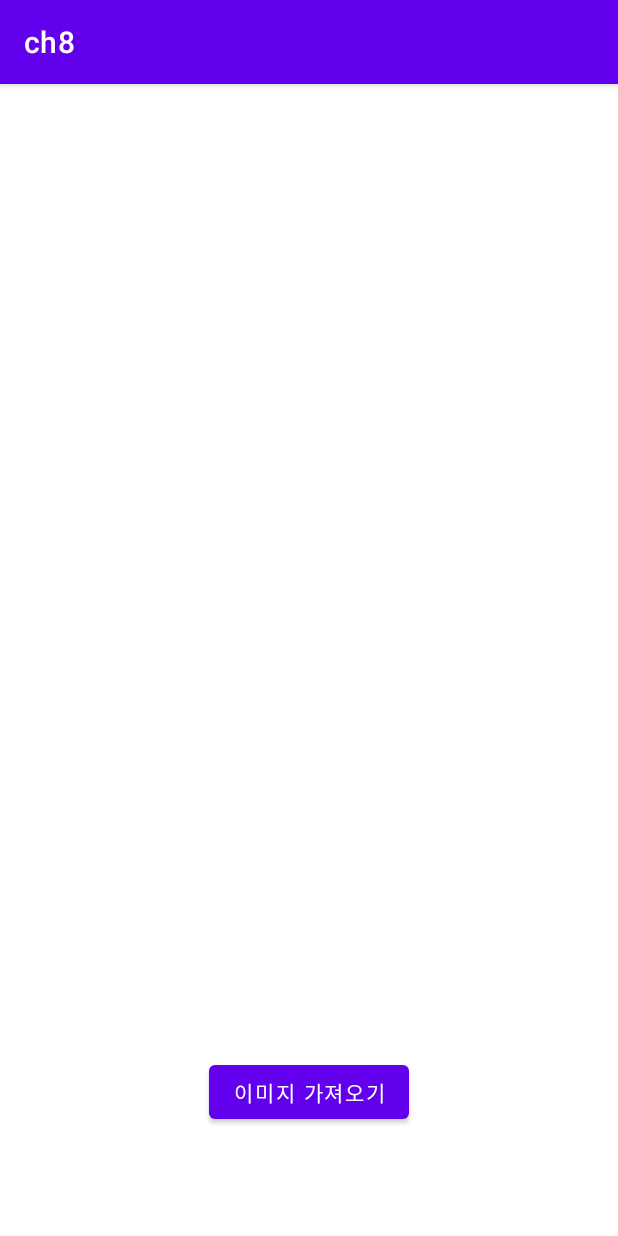
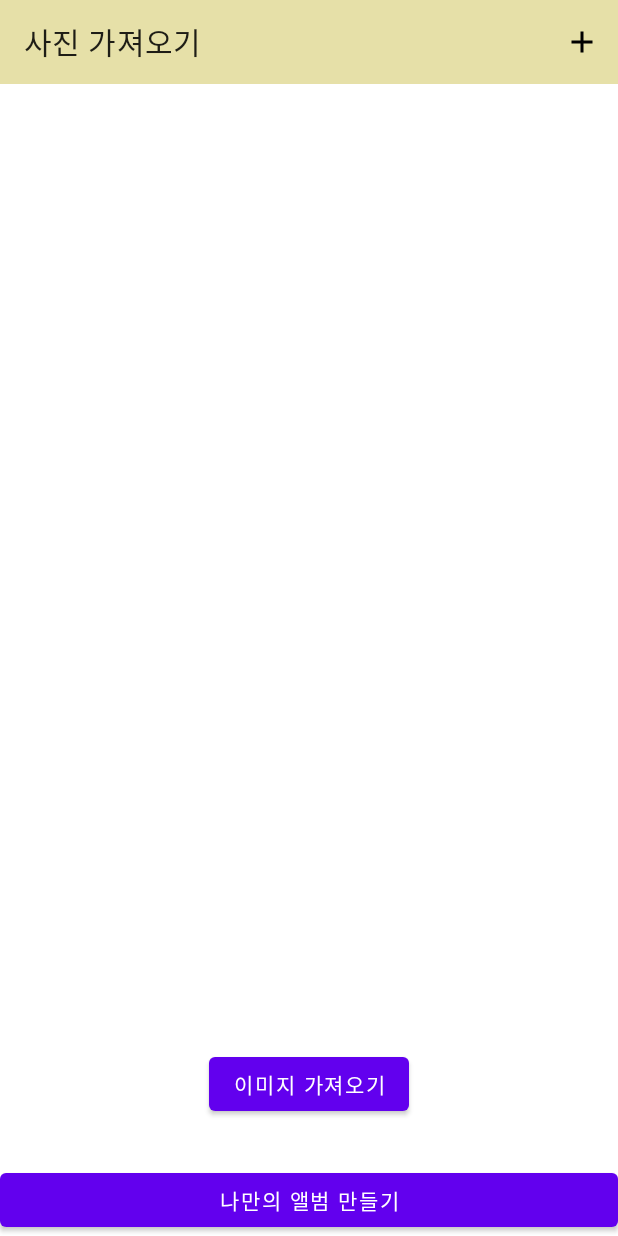
Before and after one commit to hyo37009/androidFE, an Android app: the screen it shows after launch (MainActivity), on a phone screen of 412 x 824 dp. Run offline under Robolectric (Android 15) with nearby library versions, the phone set to English and light mode, and no system bars.

Commit message:
230730 fin

```diff
--- a/ch8/app/src/main/AndroidManifest.xml
+++ b/ch8/app/src/main/AndroidManifest.xml
@@ -2,7 +2,8 @@
 <manifest xmlns:android="http://schemas.android.com/apk/res/android"
     xmlns:tools="http://schemas.android.com/tools">
 
-    <uses-permission android:name="android.permission.READ_EXTERNAL_STORAGE"/>
+    <uses-permission android:name="android.permission.READ_EXTERNAL_STORAGE" />
+
     <application
         android:allowBackup="true"
         android:dataExtractionRules="@xml/data_extraction_rules"
@@ -12,6 +13,9 @@
         android:supportsRtl="true"
         android:theme="@style/Theme.Ch8"
         tools:targetApi="31">
+        <activity
+            android:name=".FrameActivity"
+            android:exported="false" />
         <activity
             android:name=".MainActivity"
             android:exported="true">
--- a/ch8/app/src/main/java/com/example/ch8/MainActivity.kt
+++ b/ch8/app/src/main/java/com/example/ch8/MainActivity.kt
@@ -14,6 +14,9 @@ import androidx.core.app.ActivityCompat
 import androidx.core.content.ContextCompat
 import androidx.recyclerview.widget.GridLayoutManager
 import com.example.ch8.databinding.ActivityMainBinding
+import android.content.Intent
+import android.view.Menu
+import android.view.MenuItem
 
 class MainActivity : AppCompatActivity() {
     private val imageLoadLauncher = registerForActivityResult(ActivityResultContracts.GetMultipleContents()){uriList ->
@@ -26,10 +29,45 @@ class MainActivity : AppCompatActivity() {
         binding = ActivityMainBinding.inflate(layoutInflater)
         setContentView(binding.root)
 
+        binding.toolbar.apply {
+            title = "사진 가져오기"
+            setSupportActionBar(this)
+        }
+
         binding.loadImageButton.setOnClickListener {
             checkPermission()
         }
+        binding.navigateFrameActivityButton.setOnClickListener {
+            navigateToFrameActivity()
+        }
+
         initRecyclerView()
+    }
+
+    override fun onCreateOptionsMenu(menu: Menu?): Boolean {
+        menuInflater.inflate(R.menu.main_menu, menu)
+        return true
+    }
+
+    override fun onOptionsItemSelected(item: MenuItem): Boolean {
+        return when(item.itemId){
+            R.id.action_add -> {
+                checkPermission()
+                true
+            }
+            else -> {
+                super.onOptionsItemSelected(item)
+            }
+        }
+
+    }
+
+    private fun navigateToFrameActivity(){
+        val images = imageAdapter.currentList.filterIsInstance<ImageItems.Image>().map { it.uri.toString() }.toTypedArray()
+        val intent = Intent(this, FrameActivity::class.java)
+            .putExtra("images", images)
+        startActivity(intent)
+
     }
 
     private fun initRecyclerView(){
--- /dev/null
+++ b/ch8/app/src/main/res/drawable/baseline_add_24.xml
@@ -0,0 +1,5 @@
+<vector android:height="24dp" android:tint="#000000"
+    android:viewportHeight="24" android:viewportWidth="24"
+    android:width="24dp" xmlns:android="http://schemas.android.com/apk/res/android">
+    <path android:fillColor="@android:color/white" android:pathData="M19,13h-6v6h-2v-6H5v-2h6V5h2v6h6v2z"/>
+</vector>
--- /dev/null
+++ b/ch8/app/src/main/res/drawable/selecter_tab.xml
@@ -0,0 +1,5 @@
+<?xml version="1.0" encoding="utf-8"?>
+<selector xmlns:android="http://schemas.android.com/apk/res/android">
+    <item android:drawable="@drawable/ic_dot_selected" android:state_selected="true"/>
+    <item android:drawable="@drawable/ic_dot_unselected" android:state_selected="false"/>
+</selector>
--- a/ch8/app/src/main/res/layout/activity_main.xml
+++ b/ch8/app/src/main/res/layout/activity_main.xml
@@ -5,6 +5,13 @@
     android:layout_width="match_parent"
     android:layout_height="match_parent"
     tools:context=".MainActivity">
+
+    <androidx.appcompat.widget.Toolbar
+        android:id="@+id/toolbar"
+        android:layout_width="match_parent"
+        app:layout_constraintTop_toTopOf="parent"
+        android:layout_height="?attr/actionBarSize"
+        android:background="#E6E0A8"/>
 
     <Button
         android:id="@+id/loadImageButton"
@@ -21,10 +28,17 @@
         android:id="@+id/imageRecyclerView"
         android:layout_width="match_parent"
         android:layout_height="0dp"
+        android:layout_marginBottom="10dp"
         app:layout_constraintBottom_toTopOf="@+id/loadImageButton"
         app:layout_constraintStart_toStartOf="parent"
-        app:layout_constraintTop_toTopOf="parent"
-        android:layout_marginBottom="10dp"
+        app:layout_constraintTop_toBottomOf="@+id/toolbar" />
+
+    <Button
+        android:id="@+id/navigateFrameActivityButton"
+        android:layout_width="match_parent"
+        android:layout_height="wrap_content"
+        android:text="나만의 앨범 만들기"
+        app:layout_constraintBottom_toBottomOf="parent"
         />
 
 </androidx.constraintlayout.widget.ConstraintLayout>
--- a/ch8/app/src/main/res/layout/item_load_more.xml
+++ b/ch8/app/src/main/res/layout/item_load_more.xml
@@ -18,4 +18,5 @@
         app:layout_constraintDimensionRatio="1.0"
         />
 
+
 </androidx.constraintlayout.widget.ConstraintLayout>
--- /dev/null
+++ b/ch8/app/src/main/res/menu/main_menu.xml
@@ -0,0 +1,10 @@
+<?xml version="1.0" encoding="utf-8"?>
+<menu xmlns:android="http://schemas.android.com/apk/res/android"
+    xmlns:app="http://schemas.android.com/apk/res-auto">
+    <item
+        android:id="@+id/action_add"
+        android:title="추가하기"
+        app:showAsAction="always"
+        android:icon="@drawable/baseline_add_24"
+        />
+</menu>
--- a/ch8/app/src/main/res/values-night/themes.xml
+++ b/ch8/app/src/main/res/values-night/themes.xml
@@ -1,6 +1,6 @@
 <resources xmlns:tools="http://schemas.android.com/tools">
     <!-- Base application theme. -->
-    <style name="Theme.Ch8" parent="Theme.MaterialComponents.DayNight.DarkActionBar">
+    <style name="Theme.Ch8" parent="Theme.MaterialComponents.DayNight.NoActionBar">
         <!-- Primary brand color. -->
         <item name="colorPrimary">@color/purple_200</item>
         <item name="colorPrimaryVariant">@color/purple_700</item>
--- a/ch8/app/src/main/res/values/colors.xml
+++ b/ch8/app/src/main/res/values/colors.xml
@@ -7,4 +7,6 @@
     <color name="teal_700">#FF018786</color>
     <color name="black">#FF000000</color>
     <color name="white">#FFFFFFFF</color>
+    <color name="gray">#9B9B9B</color>
+
 </resources>
--- a/ch8/app/src/main/res/values/themes.xml
+++ b/ch8/app/src/main/res/values/themes.xml
@@ -1,6 +1,6 @@
 <resources xmlns:tools="http://schemas.android.com/tools">
     <!-- Base application theme. -->
-    <style name="Theme.Ch8" parent="Theme.MaterialComponents.DayNight.DarkActionBar">
+    <style name="Theme.Ch8" parent="Theme.MaterialComponents.DayNight.NoActionBar">
         <!-- Primary brand color. -->
         <item name="colorPrimary">@color/purple_500</item>
         <item name="colorPrimaryVariant">@color/purple_700</item>
```
Also changed, not shown: ch8/app/src/main/java/com/example/ch8/FrameActivity.kt (added, +52 -0 lines), ch8/app/src/main/java/com/example/ch8/FrameAdapter.kt (added, +34 -0 lines), ch8/app/src/main/res/drawable/ic_dot_selected.xml (added, +10 -0 lines), ch8/app/src/main/res/drawable/ic_dot_unselected.xml (added, +10 -0 lines), ch8/app/src/main/res/layout/activity_frame.xml (added, +35 -0 lines), ch8/app/src/main/res/layout/item_frame.xml (added, +10 -0 lines).
